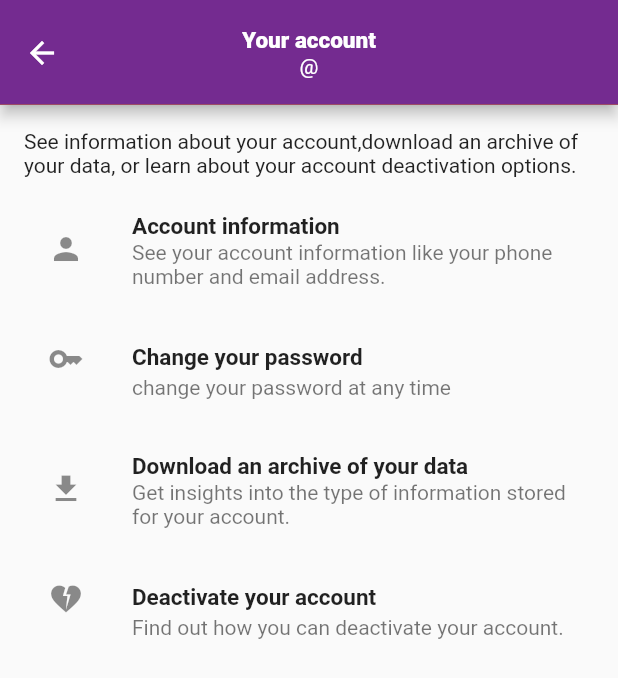
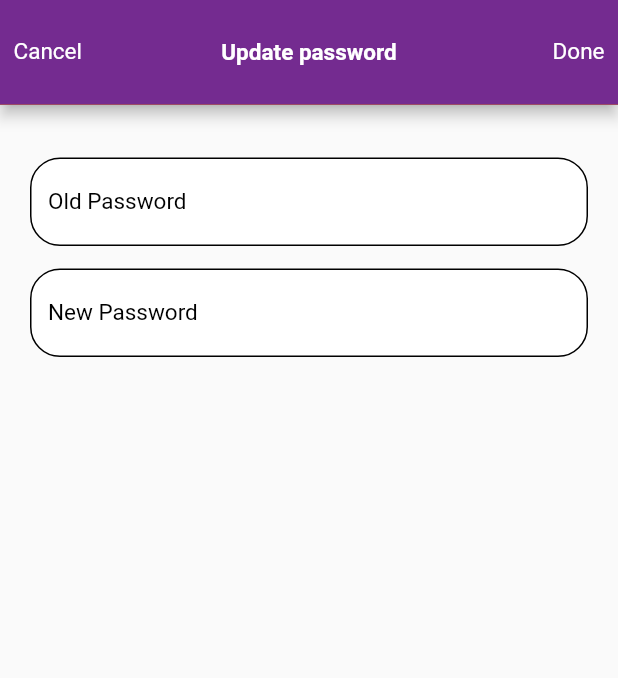
Before and after one commit to kwayummari/wgnrr, a Flutter app: the Account screen opened directly, after a tap on "Change your password", on a phone screen of 412 x 824 dp. Shown: the top 678 px of the screen. Run offline on Flutter 3.47's test engine with Material 2 defaults, Android fonts, the phone set to English and light mode, and no system bars; our stand-ins replace better_player, bubble, cached_network_image, carousel_slider, connectivity, flutter_rating_bar and 11 more; missing offline and left inert: image_picker_plus; accounts and stored records are empty; network calls fail; Roboto replaces fonts that are missing (OpenSans).

Commit message:
added phone update file

```diff
--- a/lib/utils/settings/account/account.dart
+++ b/lib/utils/settings/account/account.dart
@@ -5,6 +5,7 @@ import 'package:hexcolor/hexcolor.dart';
 import 'package:shared_preferences/shared_preferences.dart';
 import 'package:wgnrr/api/const.dart';
 import 'package:wgnrr/utils/settings/account/info.dart';
+import 'package:wgnrr/utils/settings/account/update_password.dart';
 import 'package:wgnrr/utils/widget/text/text.dart';
 import 'package:http/http.dart' as http;
 
@@ -121,7 +122,7 @@ class _AccountState extends State<Account> {
             ),
             ListTile(
               onTap: () => Navigator.of(context)
-                  .push(MaterialPageRoute(builder: (context) => Account())),
+                  .push(MaterialPageRoute(builder: (context) => changePassword())),
               leading: Icon(Icons.key),
               title: AppText(
                 txt: 'Change your password',
--- /dev/null
+++ b/lib/utils/settings/account/update_password.dart
@@ -0,0 +1,165 @@
+import 'dart:convert';
+
+import 'package:flutter/material.dart';
+import 'package:hexcolor/hexcolor.dart';
+import 'package:http/http.dart' as http;
+import 'package:shared_preferences/shared_preferences.dart';
+import 'package:wgnrr/api/const.dart';
+import 'package:wgnrr/utils/settings/language.dart';
+import 'package:wgnrr/utils/widget/text/text.dart';
+import 'package:wgnrr/utils/widget/textformfield/textformfield.dart';
+
+class changePassword extends StatefulWidget {
+  const changePassword({super.key});
+
+  @override
+  State<changePassword> createState() => _changePasswordState();
+}
+
+class _changePasswordState extends State<changePassword> {
+  var username;
+  var status;
+  var bot;
+  var language;
+  var oldusername;
+  Future getValidationData() async {
+    final SharedPreferences sharedPreferences =
+        await SharedPreferences.getInstance();
+    var u = sharedPreferences.get('username');
+    var s = sharedPreferences.get('status');
+    var b = sharedPreferences.get('bot');
+    var l = sharedPreferences.get('language');
+    setState(() {
+      username = u;
+      status = s;
+      bot = b;
+      language = l;
+      oldusername = u;
+      get_userdata();
+    });
+  }
+
+  var user;
+  List users = [];
+
+  Future get_userdata() async {
+    const url = '${murl}user/user.php';
+    var response1 = await http.post(Uri.parse(url), body: {
+      "user": username.toString(),
+    });
+    if (response1.statusCode == 200) {
+      if (mounted)
+        setState(() {
+          users = json.decode(response1.body);
+        });
+    }
+  }
+
+  Future changeUsername() async {
+    const url = '${murl}user/password.php';
+    var response1 = await http.post(Uri.parse(url), body: {
+      "oldpassword": oldpassword.text,
+      "newpassword": newpassword.text,
+      "id": users[0]['id'].toString(),
+    });
+    if (response1.statusCode == 200) {
+      final SharedPreferences sharedPreferences =
+                          await SharedPreferences.getInstance();
+                      sharedPreferences.remove('username');
+                      sharedPreferences.remove('status');
+                      sharedPreferences.remove('bot');
+                      sharedPreferences.remove('language');
+                      Navigator.of(context).pushAndRemoveUntil(
+                          MaterialPageRoute(
+                            builder: (BuildContext context) => Language(),
+                          ),
+                          (Route route) => false);
+    }
+  }
+
+  TextEditingController oldpassword = TextEditingController();
+  TextEditingController newpassword = TextEditingController();
+  final _formKey = GlobalKey<FormState>();
+
+  @override
+  void initState() {
+    super.initState();
+    getValidationData();
+  }
+
+  @override
+  Widget build(BuildContext context) {
+    return Scaffold(
+      drawerEnableOpenDragGesture: false,
+      appBar: AppBar(
+        automaticallyImplyLeading: true,
+        leading: Padding(
+          padding: const EdgeInsets.only(top: 25, left: 9),
+          child: GestureDetector(
+            onTap: () {
+              Navigator.pop(context);
+            },
+            child: AppText(
+              txt: 'Cancel',
+              size: 15,
+              color: Colors.white,
+            ),
+          ),
+        ),
+        actions: [
+          Padding(
+            padding: const EdgeInsets.only(top: 25, right: 9),
+            child: GestureDetector(
+              onTap: () => changeUsername(),
+              child: AppText(
+                txt: 'Done',
+                size: 15,
+                color: Colors.white,
+              ),
+            ),
+          ),
+        ],
+        iconTheme: IconThemeData(color: Colors.white),
+        shape: Border(bottom: BorderSide(color: Colors.orange, width: 0.2)),
+        elevation: 4,
+        toolbarHeight: 70,
+        backgroundColor: HexColor('#742B90'),
+        title: AppText(
+          txt: 'Update password',
+          size: 15,
+          weight: FontWeight.bold,
+          color: Colors.white,
+        ),
+        centerTitle: true,
+      ),
+      body: SingleChildScrollView(
+        child: Padding(
+          padding: const EdgeInsets.only(left: 20, right: 20, top: 20),
+          child: Form(
+            key: _formKey,
+            child: Column(
+              children: [
+                SizedBox(
+                  height: 15,
+                ),
+                AppTextformfield(
+                    textfieldcontroller: oldpassword,
+                    language: language,
+                    label: 'Old Password',
+                    obscure: false),
+                SizedBox(
+                  height: 15,
+                ),
+                AppTextformfield(
+                    textfieldcontroller: newpassword,
+                    language: language,
+                    label: 'New Password',
+                    obscure: false)
+              ],
+            ),
+          ),
+        ),
+      ),
+    );
+  }
+}
```
